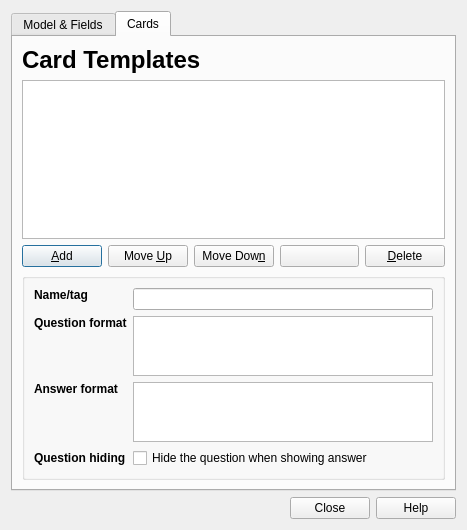
Old version of the form designer/modelproperties.ui in the repository ankitects/anki.
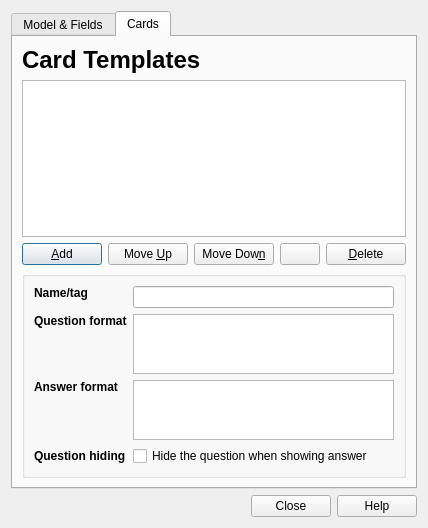
New version of the form. The open tabs and pages were chosen to show the change.

Commit message: tweak model properties

```diff
--- a/designer/modelproperties.ui
+++ b/designer/modelproperties.ui
@@ -8,8 +8,8 @@
    <rect>
     <x>0</x>
     <y>0</y>
-    <width>448</width>
-    <height>530</height>
+    <width>376</width>
+    <height>528</height>
    </rect>
   </property>
   <property name="windowTitle" >
@@ -26,8 +26,8 @@
        <rect>
         <x>0</x>
         <y>0</y>
-        <width>432</width>
-        <height>464</height>
+        <width>360</width>
+        <height>462</height>
        </rect>
       </property>
       <attribute name="title" >
@@ -247,7 +247,7 @@
             <item row="1" column="1" >
              <widget class="QCheckBox" name="fieldUnique" >
               <property name="text" >
-               <string>Prevent me from entering the same thing in this field twice</string>
+               <string>Prevent duplicates</string>
               </property>
              </widget>
             </item>
@@ -271,7 +271,7 @@
             <item row="2" column="1" >
              <widget class="QCheckBox" name="fieldRequired" >
               <property name="text" >
-               <string>Prevent new cards from being added if this field is blank</string>
+               <string>Prevent empty entries</string>
               </property>
              </widget>
             </item>
@@ -285,7 +285,7 @@
             <item row="3" column="1" >
              <widget class="QCheckBox" name="numeric" >
               <property name="text" >
-               <string>Sort this field using numeric order instead of string order</string>
+               <string>Sort as numbers</string>
               </property>
              </widget>
             </item>
@@ -301,28 +301,22 @@
        <rect>
         <x>0</x>
         <y>0</y>
-        <width>412</width>
+        <width>370</width>
         <height>462</height>
        </rect>
       </property>
       <attribute name="title" >
        <string>Cards</string>
       </attribute>
-      <layout class="QVBoxLayout" >
-       <property name="spacing" >
-        <number>6</number>
-       </property>
-       <property name="margin" >
-        <number>9</number>
-       </property>
-       <item>
+      <layout class="QGridLayout" name="gridLayout_2" >
+       <item row="0" column="0" >
         <widget class="QLabel" name="label_8" >
          <property name="text" >
           <string>&lt;h1>Card Templates&lt;/h1></string>
          </property>
         </widget>
        </item>
-       <item>
+       <item row="1" column="0" >
         <layout class="QHBoxLayout" >
          <property name="spacing" >
           <number>6</number>
@@ -333,9 +327,9 @@
          <item>
           <widget class="QListWidget" name="cardList" >
            <property name="sizePolicy" >
-            <sizepolicy vsizetype="Expanding" hsizetype="Expanding" >
+            <sizepolicy vsizetype="Preferred" hsizetype="Expanding" >
              <horstretch>0</horstretch>
-             <verstretch>0</verstretch>
+             <verstretch>1</verstretch>
             </sizepolicy>
            </property>
            <property name="minimumSize" >
@@ -348,7 +342,7 @@
          </item>
         </layout>
        </item>
-       <item>
+       <item row="2" column="0" >
         <layout class="QHBoxLayout" name="horizontalLayout_2" >
          <item>
           <widget class="QPushButton" name="cardAdd" >
@@ -393,8 +387,14 @@
          </item>
         </layout>
        </item>
-       <item>
+       <item row="3" column="0" >
         <widget class="QGroupBox" name="cardEditBox" >
+         <property name="sizePolicy" >
+          <sizepolicy vsizetype="MinimumExpanding" hsizetype="Preferred" >
+           <horstretch>0</horstretch>
+           <verstretch>3</verstretch>
+          </sizepolicy>
+         </property>
          <property name="title" >
           <string/>
          </property>
```
